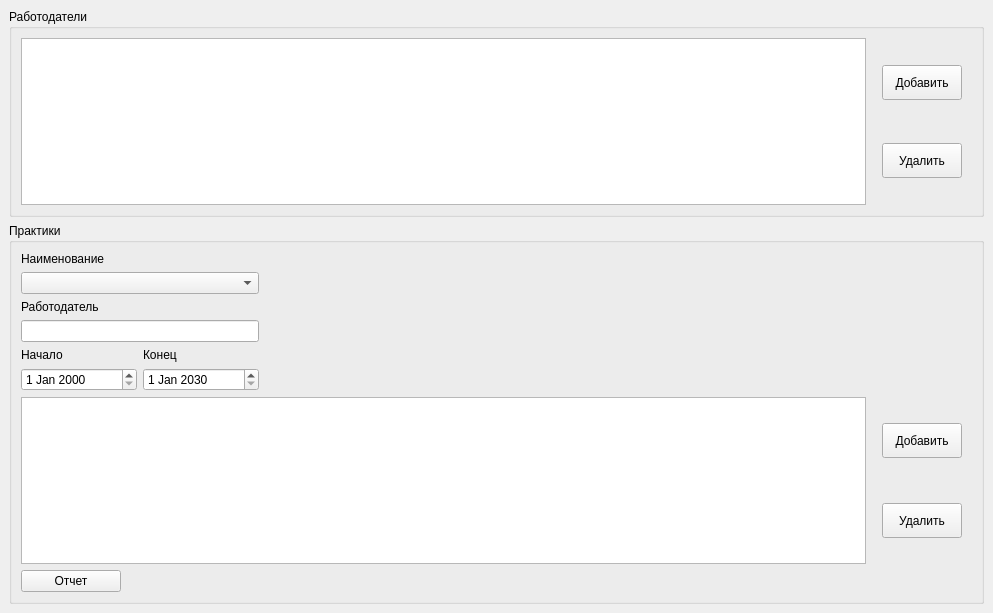
Old version of the form ui/mainwindow.ui in the repository 7enSmile/clientVKR.
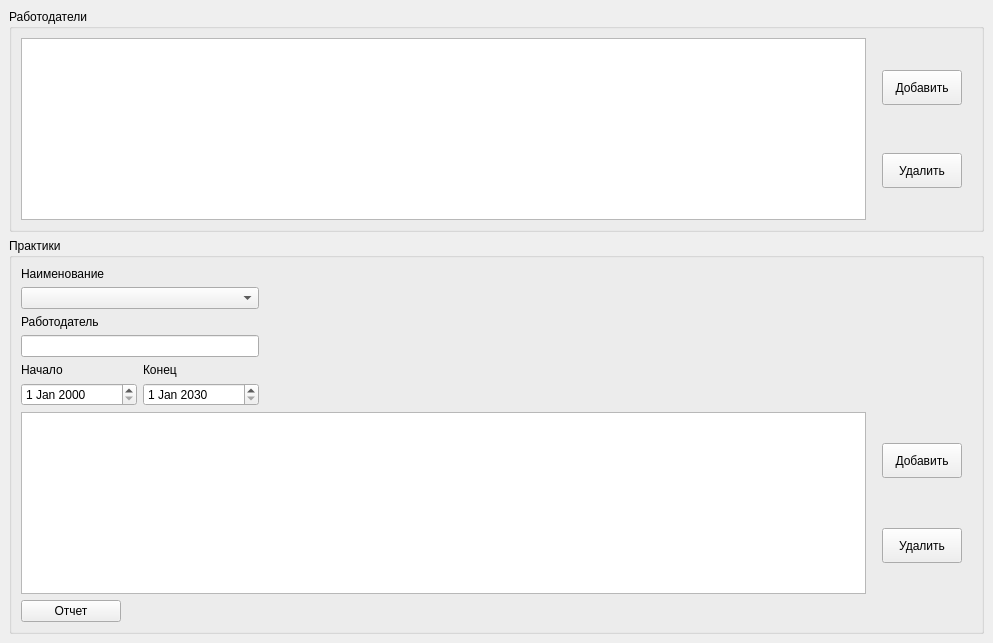
New version of the form.

Commit message: исправлен баг кнопки

```diff
--- a/ui/mainwindow.ui
+++ b/ui/mainwindow.ui
@@ -7,7 +7,7 @@
     <x>0</x>
     <y>0</y>
     <width>993</width>
-    <height>613</height>
+    <height>643</height>
    </rect>
   </property>
   <property name="windowTitle">
```
The commit also changes 3 other files.
